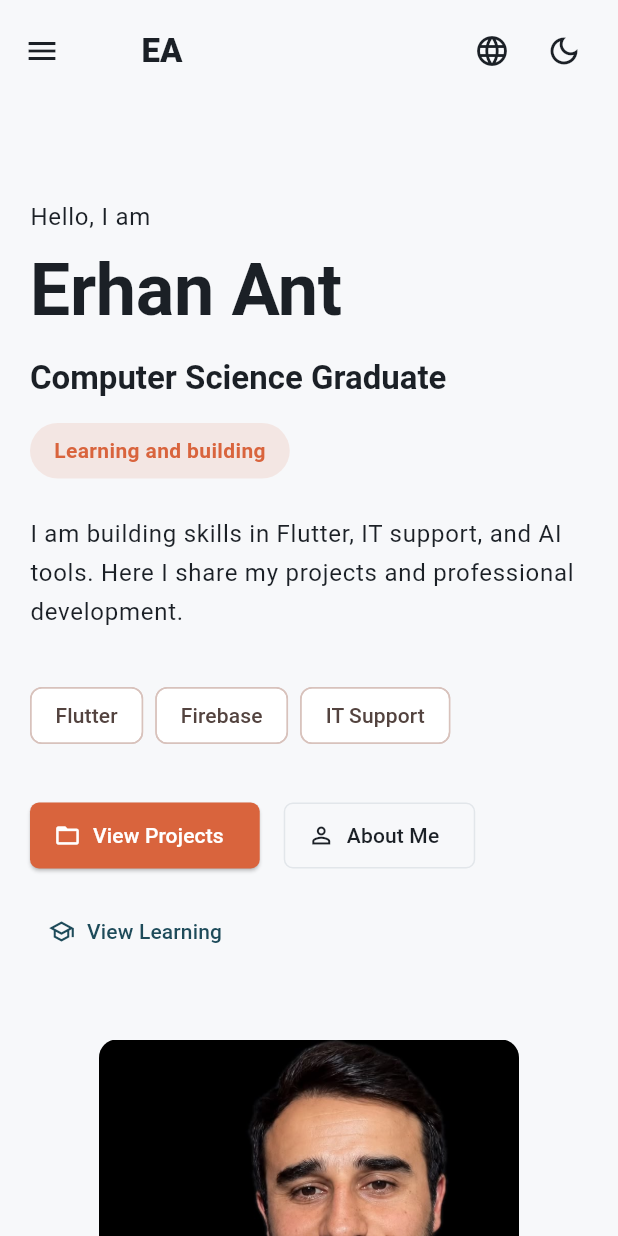
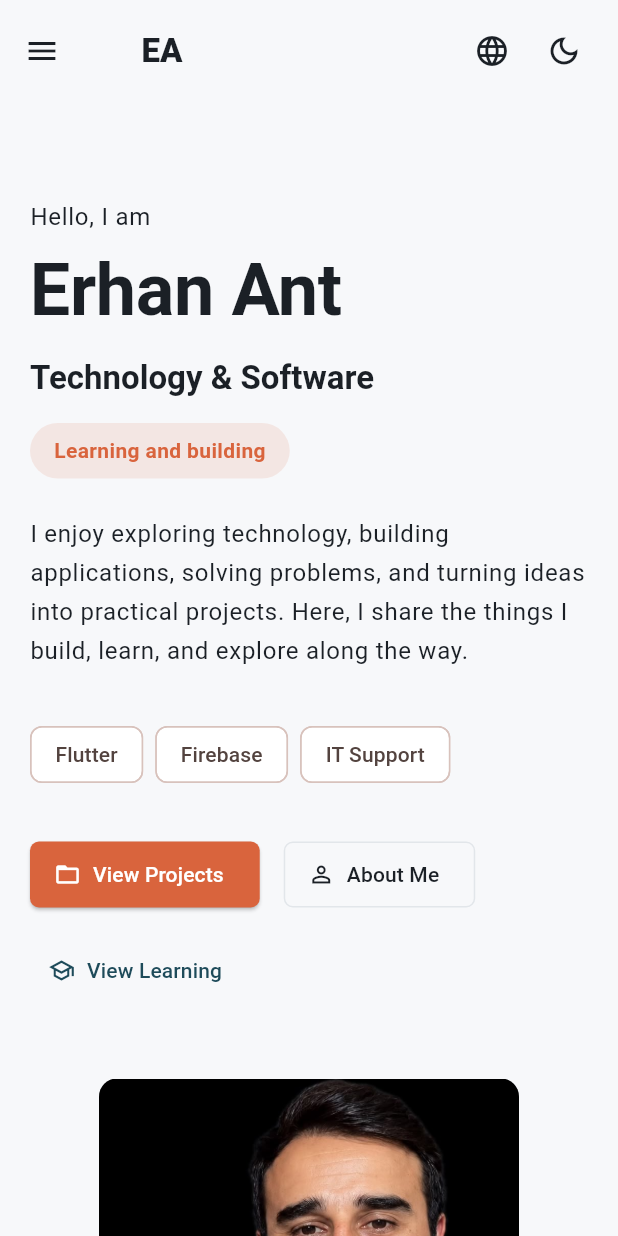
Before and after one commit to Erhant-ant/erhan_ant_portfolio, a Flutter app: the screen it shows after launch, on a phone screen of 412 x 824 dp. Run offline on Flutter 3.47's test engine with Material 3 defaults, Android fonts, the phone set to English and light mode, and no system bars; our stand-ins replace shared_preferences; missing offline and left inert: dart:js_interop.

Commit message:
Update homepage and about page text

```diff
--- a/lib/presentation/screens/about/about_screen.dart
+++ b/lib/presentation/screens/about/about_screen.dart
@@ -77,8 +77,8 @@ class AboutScreen extends StatelessWidget {
                   const SizedBox(height: AppConstants.spaceMd),
                   Text(
                     localized(
-                      'To contribute in IT support, systems support, operations support, and data management roles while continuing to build software projects.',
-                      'Yazilim projeleri gelistirmeye devam ederken IT destek, sistem destek, operasyon destek ve veri yonetimi rollerinde katki sunmayi hedefliyorum.',
+                      'I enjoy exploring technology, solving problems, and building practical projects. My interests include IT support, systems, data management, and modern application development, with a focus on learning, creating, and exploring new technologies.',
+                      'Teknolojiyi keşfetmeyi, problemleri çözmeyi ve pratik projeler geliştirmeyi seviyorum. İlgi alanlarım arasında IT destek, sistemler, veri yönetimi ve modern uygulama geliştirme bulunuyor. Öğrenmeye, üretmeye ve yeni teknolojileri keşfetmeye odaklanıyorum.',
                     ),
                     style: theme.textTheme.bodyLarge,
                   ),
--- a/lib/presentation/screens/cv/cv_screen.dart
+++ b/lib/presentation/screens/cv/cv_screen.dart
@@ -132,8 +132,8 @@ class CvScreen extends StatelessWidget {
                           title: const Text('Passaic County Community College'),
                           subtitle: Text(
                             localized(
-                              'Associate Degree in Computer Science, 2026',
-                              'Bilgisayar Bilimleri On Lisans Derecesi, 2026',
+                              'Associate Degree in Computer Science, Ongoing',
+                              'Bilgisayar Bilimleri On Lisans Derecesi, Devam ',
                             ),
                           ),
                         ),
--- a/lib/presentation/screens/home/sections/hero_section.dart
+++ b/lib/presentation/screens/home/sections/hero_section.dart
@@ -73,7 +73,7 @@ class _HeroContent extends StatelessWidget {
         Text('Erhan Ant', style: theme.textTheme.displayLarge),
         const SizedBox(height: AppConstants.spaceMd),
         Text(
-          localized('Computer Science Graduate', 'Bilgisayar Bilimleri Mezunu'),
+          localized('Technology & Software', 'Teknoloji & Yazılım'),
           style: theme.textTheme.displaySmall,
         ),
         const SizedBox(height: AppConstants.spaceMd),
@@ -97,10 +97,10 @@ class _HeroContent extends StatelessWidget {
         const SizedBox(height: AppConstants.spaceLg),
         Text(
           localized(
-            'I am building skills in Flutter, IT support, and AI tools. '
-                'Here I share my projects and professional development.',
-            'Flutter, IT destek ve yapay zeka araclari uzerine calisiyorum. '
-                'Burada projelerimi ve gelisim surecimi paylasiyorum.',
+            'I enjoy exploring technology, building applications, solving problems, and turning ideas into practical projects. '
+                'Here, I share the things I build, learn, and explore along the way.',
+            'Teknolojiyi keşfetmeyi, uygulamalar geliştirmeyi, problemleri çözmeyi ve fikirleri pratik projelere dönüştürmeyi seviyorum. '
+                'Burada geliştirdiğim, öğrendiğim ve keşfettiğim şeyleri paylaşıyorum.',
           ),
           style: theme.textTheme.bodyLarge,
         ),
```
Also changed, not shown: 1 other file.
